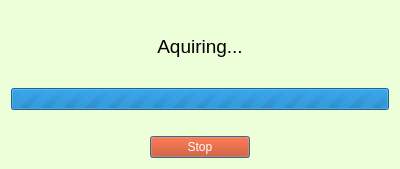
Before: the Qt Designer form GUI/Qt_Files/progress_dialog_v1.ui in jrsm1/EWAS_Application, drawn with Qt 5.
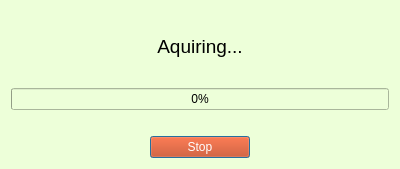
After: the same form once the commit is applied.

```diff
--- a/GUI/Qt_Files/progress_dialog_v1.ui
+++ b/GUI/Qt_Files/progress_dialog_v1.ui
@@ -45,10 +45,10 @@
    <item>
     <widget class="QProgressBar" name="progress_dialog_progressBar">
      <property name="maximum">
-      <number>0</number>
+      <number>100</number>
      </property>
      <property name="value">
-      <number>-1</number>
+      <number>0</number>
      </property>
      <property name="alignment">
       <set>Qt::AlignCenter</set>
```
